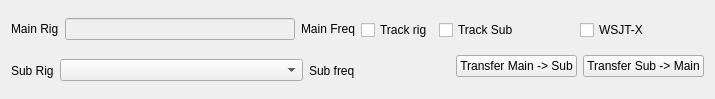
Before: the Qt Designer form mqt/MqtRigSync/RSMainWindow.ui in Rsclub22/Minos2-Mirror, drawn with Qt 5.
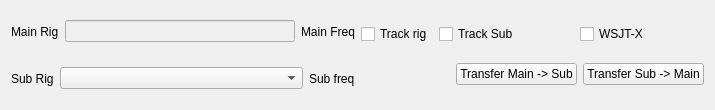
After: the same form once the commit is applied.

Diff of the .ui file:
```diff
--- a/mqt/MqtRigSync/RSMainWindow.ui
+++ b/mqt/MqtRigSync/RSMainWindow.ui
@@ -7,7 +7,7 @@
     <x>0</x>
     <y>0</y>
     <width>715</width>
-    <height>99</height>
+    <height>110</height>
    </rect>
   </property>
   <property name="windowTitle">
```
Left out of the diff: 2 changed lines with no effect on the pictures.
